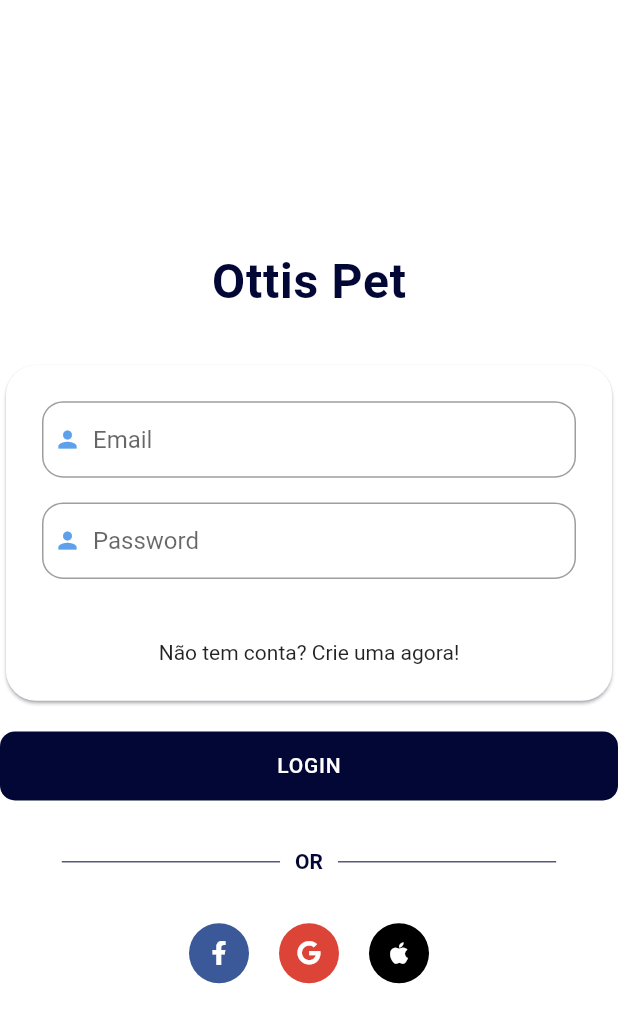
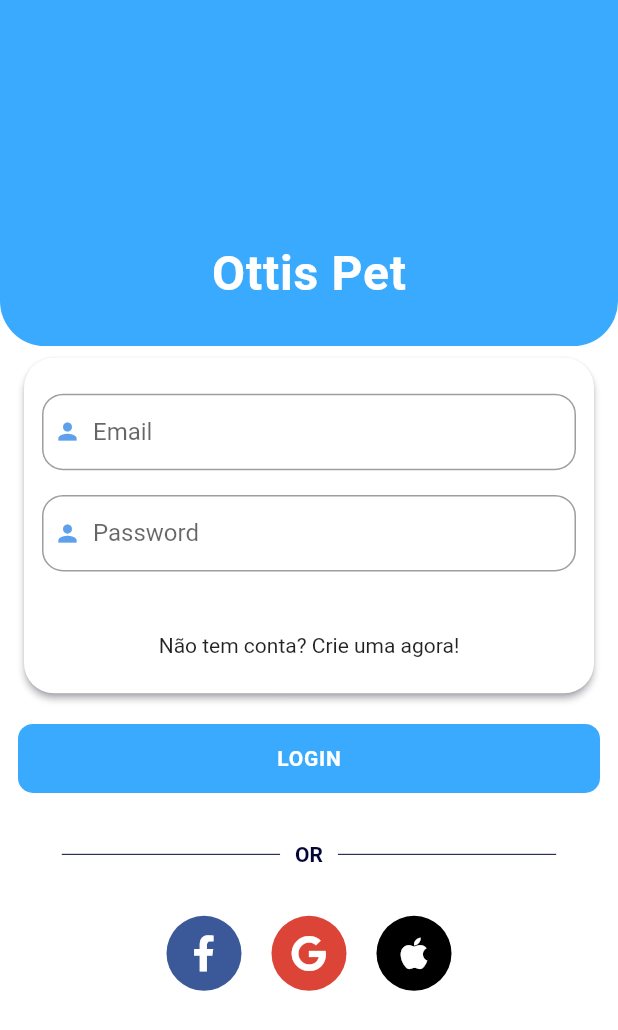
Before and after one commit to renankanu/ottis-pet, a Flutter app: the LoginView screen opened by its route, on a phone screen of 412 x 824 dp. Shown: the top 1030 px of the screen. Run offline on Flutter 3.47's test engine with Material 2 defaults, Android fonts, the phone set to English and light mode, and no system bars; our stand-ins replace flutter_svg, font_awesome_flutter, get, google_fonts, introduction_screen, splashscreen; Roboto replaces fonts that are missing (Exo).

Commit message:
refactor - styles login screen

```diff
--- a/lib/app/global/widgets/custom_button.dart
+++ b/lib/app/global/widgets/custom_button.dart
@@ -41,7 +41,7 @@ class CustomButton extends StatelessWidget {
               : Text(
                   label,
                   style: kBaseStyle.copyWith(
-                      color: textColor, fontWeight: FontWeight.w500),
+                      color: textColor, fontWeight: FontWeight.w700),
                 ),
         ),
       ),
--- a/lib/app/modules/login/views/login_view.dart
+++ b/lib/app/modules/login/views/login_view.dart
@@ -15,7 +15,19 @@ class LoginView extends GetView<LoginController> {
   Widget build(BuildContext context) {
     return Scaffold(
       backgroundColor: kWhite,
-      body: Center(
+      body: Stack(
+        children: [
+          Container(
+            decoration: BoxDecoration(
+              borderRadius: BorderRadius.only(
+                bottomLeft: Radius.circular(30),
+                bottomRight: Radius.circular(30),
+              ),
+              color: kDodgerBlue,
+            ),
+            height: Get.height * .28,
+          ),
+          Center(
             child: SingleChildScrollView(
               child: Column(
                 mainAxisAlignment: MainAxisAlignment.center,
@@ -23,20 +35,24 @@ class LoginView extends GetView<LoginController> {
                   Text(
                     "Ottis Pet",
                     style: kBaseStyle.copyWith(
-                    color: kBlackRock,
+                        color: kWhite,
                         fontSize: 32,
                         fontWeight: FontWeight.bold),
                   ),
-              Column(
+                  Padding(
+                    padding: const EdgeInsets.symmetric(horizontal: 12),
+                    child: Column(
                       children: [
                         SizedBox(height: Get.height * 0.04),
                         Card(
                           shape: RoundedRectangleBorder(
                             borderRadius: BorderRadius.circular(20),
                           ),
+                          elevation: 2,
                           shadowColor: kBlackRock,
                           child: Padding(
-                      padding: const EdgeInsets.all(24),
+                            padding: const EdgeInsets.symmetric(
+                                vertical: 24, horizontal: 12),
                             child: Column(
                               children: [
                                 CustomInputField(hintText: 'Email'),
@@ -50,7 +66,7 @@ class LoginView extends GetView<LoginController> {
                         ),
                         SizedBox(height: Get.height * 0.02),
                         CustomButton(
-                    buttonColor: kBlackRock,
+                          buttonColor: kDodgerBlue,
                           textColor: kWhite,
                           label: 'Login'.toUpperCase(),
                           onTap: () {},
@@ -76,11 +92,14 @@ class LoginView extends GetView<LoginController> {
                           ],
                         )
                       ],
+                    ),
                   )
                 ],
               ),
             ),
           ),
+        ],
+      ),
     );
   }
 }
--- a/lib/app/modules/login/views/widgets/container_social_media.dart
+++ b/lib/app/modules/login/views/widgets/container_social_media.dart
@@ -18,8 +18,8 @@ class ContainerSocialMedia extends StatelessWidget {
     return Padding(
       padding: const EdgeInsets.symmetric(horizontal: 10),
       child: Container(
-        height: 40,
-        width: 40,
+        height: 50,
+        width: 50,
         decoration: BoxDecoration(
           borderRadius: BorderRadius.all(
             Radius.circular(30),
@@ -30,7 +30,7 @@ class ContainerSocialMedia extends StatelessWidget {
           child: FaIcon(
             icon,
             color: iconColor,
-            size: 16,
+            size: 24,
           ),
         ),
       ),
```
Lines whose indentation alone changed are shown as unchanged.
